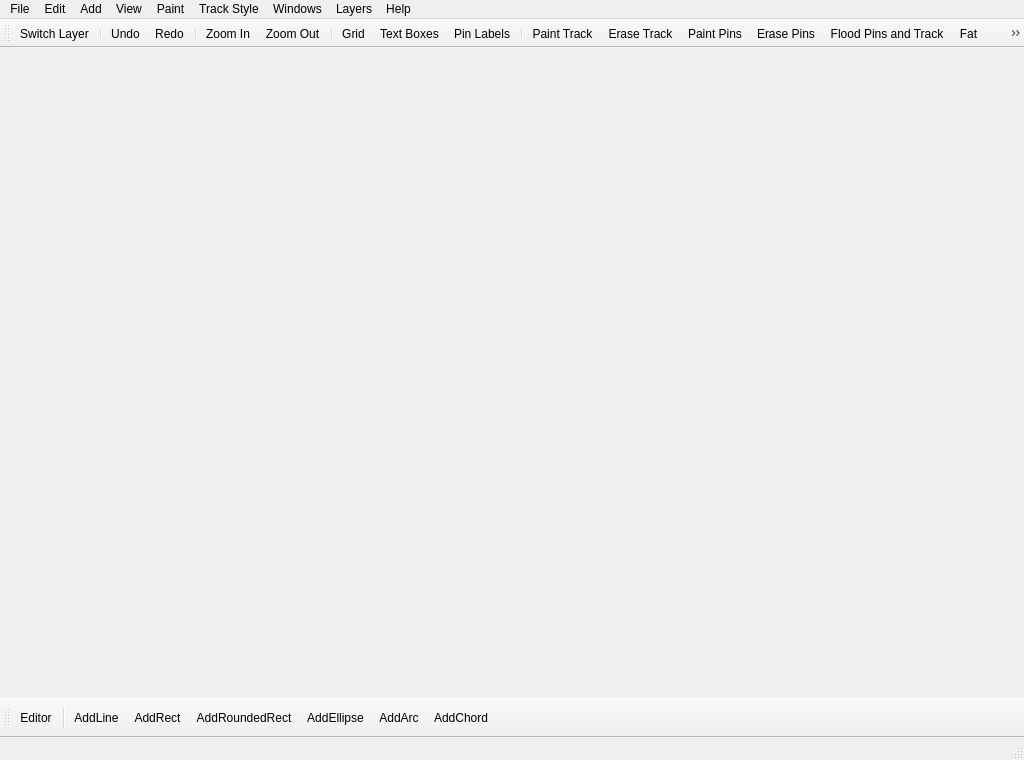
Above: src/mainwindow.ui from melak/veroroute before the change. Below: the same form after it.
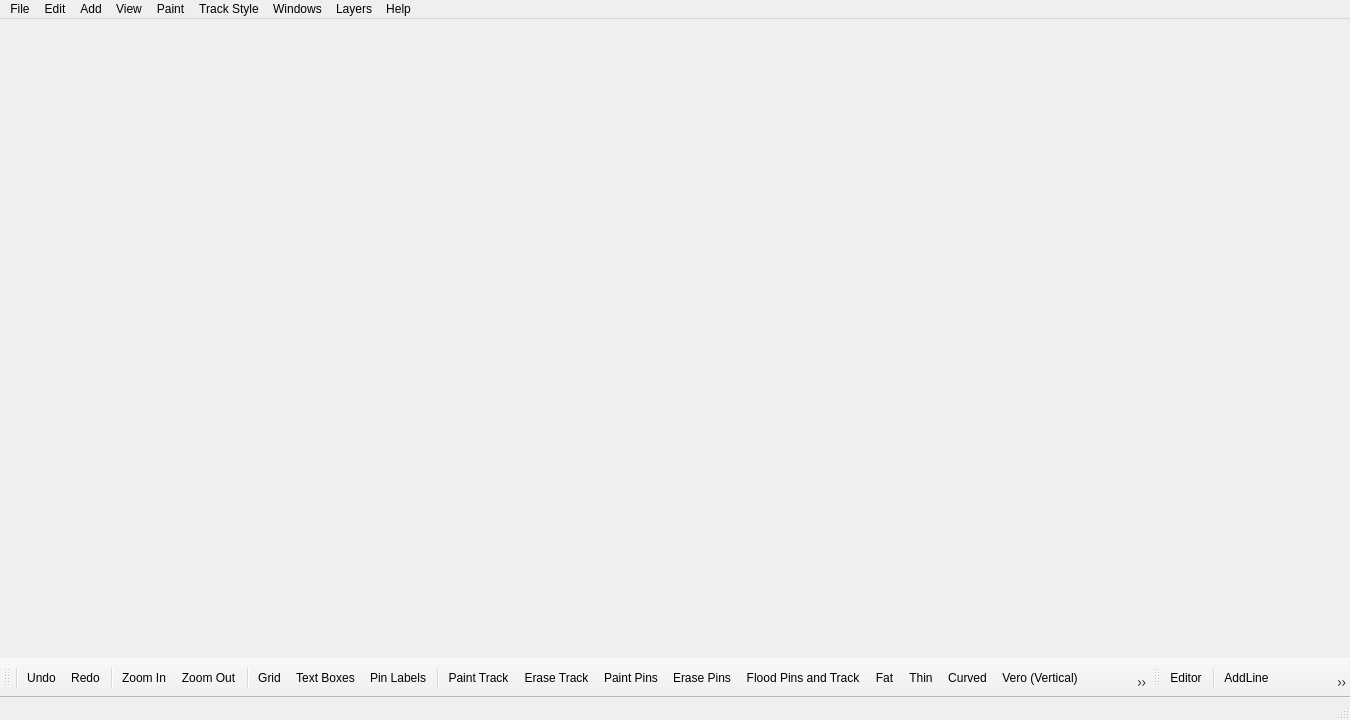
That is the form after the change. Icons and pictures are not drawn.

Commit message: Bug fix: Add generic part from templates not setting default name/value.  Handle Android back button on non-docked dialogs.  Moved top toolbar to bottom.  Made docked dialogs taller and thinner with bigger buttons.

What changed in the file:
```diff
--- a/src/mainwindow.ui
+++ b/src/mainwindow.ui
@@ -9,14 +9,14 @@
    <rect>
     <x>0</x>
     <y>0</y>
-    <width>1024</width>
-    <height>760</height>
+    <width>1350</width>
+    <height>720</height>
    </rect>
   </property>
   <property name="minimumSize">
    <size>
-    <width>200</width>
-    <height>200</height>
+    <width>800</width>
+    <height>690</height>
    </size>
   </property>
   <property name="mouseTracking">
@@ -44,7 +44,7 @@
     <rect>
      <x>0</x>
      <y>0</y>
-     <width>1024</width>
+     <width>1350</width>
      <height>26</height>
     </rect>
    </property>
@@ -334,12 +334,11 @@
     <bool>true</bool>
    </property>
    <attribute name="toolBarArea">
-    <enum>TopToolBarArea</enum>
+    <enum>BottomToolBarArea</enum>
    </attribute>
    <attribute name="toolBarBreak">
     <bool>false</bool>
    </attribute>
-   <addaction name="actionSwitchLayer"/>
    <addaction name="separator"/>
    <addaction name="actionUndo"/>
    <addaction name="actionRedo"/>
@@ -402,6 +401,7 @@
    <addaction name="actionAddEllipse"/>
    <addaction name="actionAddArc"/>
    <addaction name="actionAddChord"/>
+   <addaction name="actionSwitchLayer"/>
   </widget>
   <action name="actionNew">
    <property name="text">
```
The commit also changes 19 other files.
